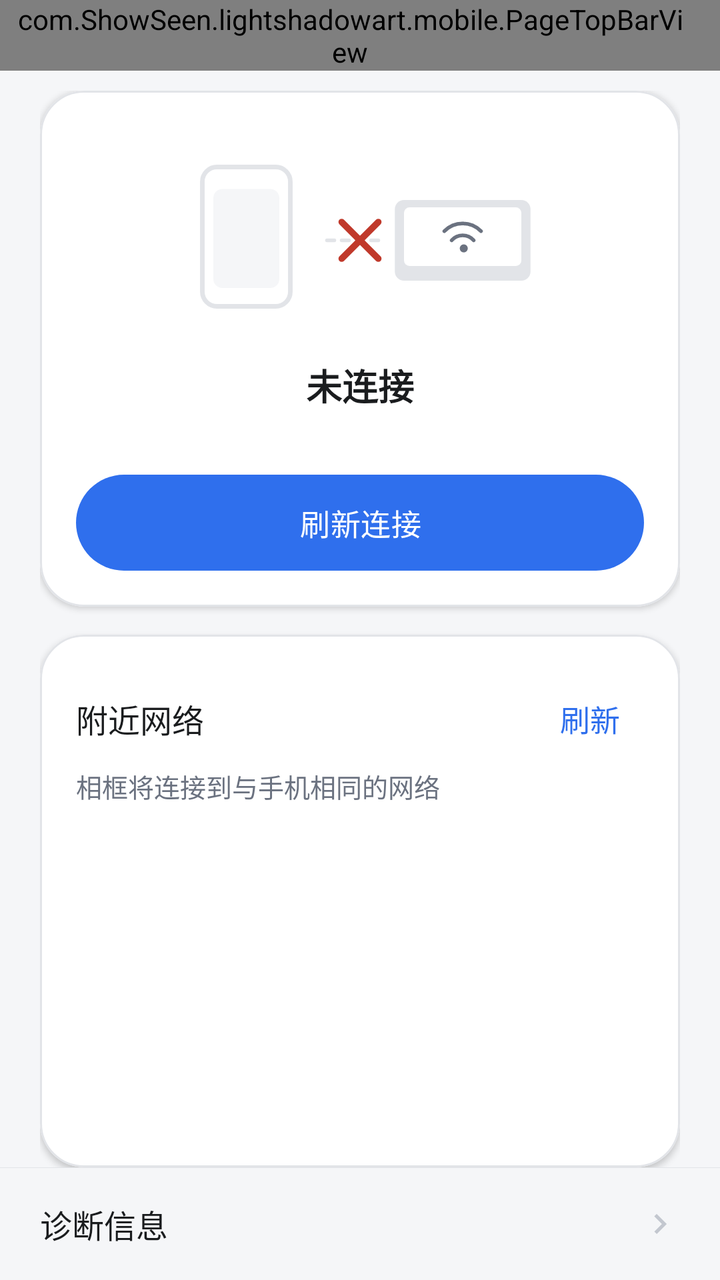
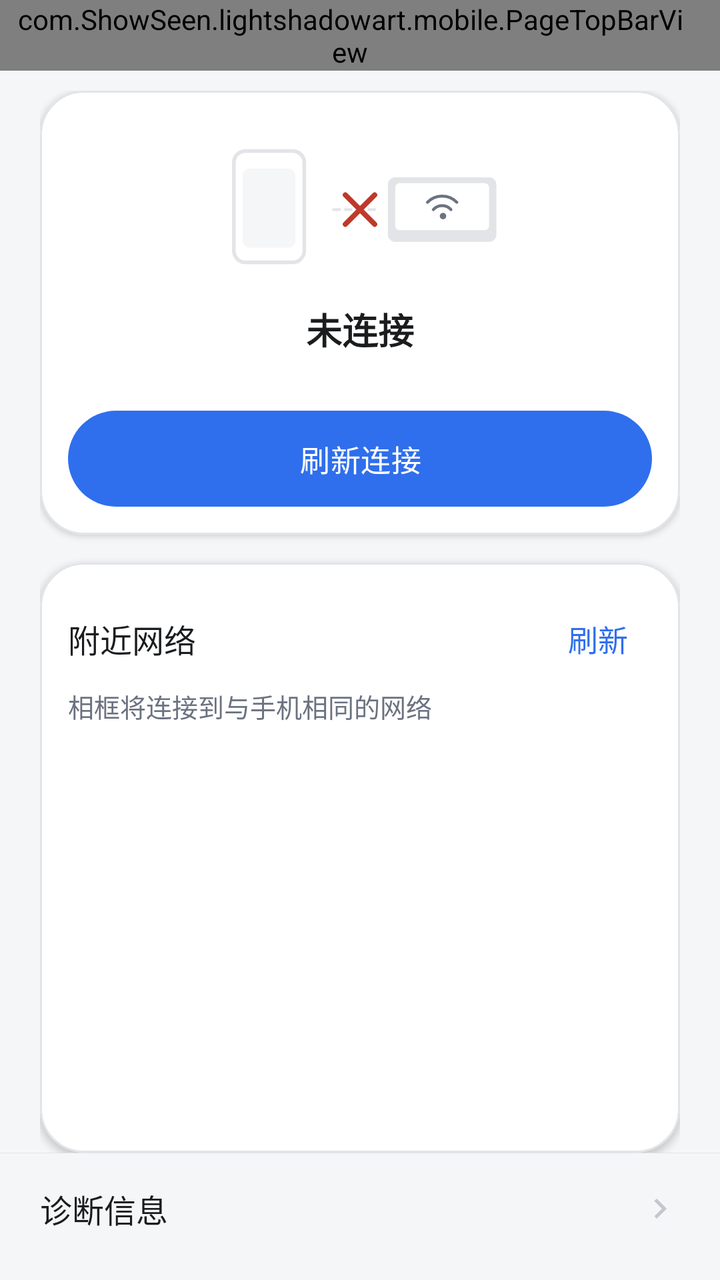

Before-and-after screenshots of an Android layout around one commit, followed by the original layout XML and the change that was made.
<!-- AndroidManifest.xml: application theme Theme.LightShadowArtPhone -->
<!-- res/layout/activity_network.xml -->
<?xml version="1.0" encoding="utf-8"?>
<LinearLayout xmlns:android="http://schemas.android.com/apk/res/android"
    xmlns:app="http://schemas.android.com/apk/res-auto"
    android:layout_width="match_parent"
    android:layout_height="match_parent"
    android:background="@color/app_bg"
    android:orientation="vertical">

    <com.ShowSeen.lightshadowart.mobile.PageTopBarView
        android:id="@+id/network_top_bar"
        android:layout_width="match_parent"
        android:layout_height="wrap_content"
        android:paddingStart="8dp"
        android:paddingEnd="@dimen/card_padding" />

    <LinearLayout
        android:layout_width="match_parent"
        android:layout_height="0dp"
        android:layout_weight="1"
        android:orientation="vertical"
        android:paddingStart="@dimen/page_horizontal_padding"
        android:paddingTop="@dimen/item_gap"
        android:paddingEnd="@dimen/page_horizontal_padding">

        
        <com.google.android.material.card.MaterialCardView
            style="@style/SurfaceCard"
            android:layout_width="match_parent"
            android:layout_height="wrap_content">

            <LinearLayout
                android:layout_width="match_parent"
                android:layout_height="wrap_content"
                android:gravity="center_horizontal"
                android:orientation="vertical"
                android:padding="@dimen/card_padding">

                
                <ImageView
                    android:id="@+id/iv_network_illustration"
                    android:layout_width="match_parent"
                    android:layout_height="110dp"
                    android:contentDescription="@null"
                    android:scaleType="centerInside"
                    android:src="@drawable/ic_network_link_off" />

                <TextView
                    android:id="@+id/tv_network_state"
                    style="@style/Text.TitleMedium"
                    android:layout_width="wrap_content"
                    android:layout_height="wrap_content"
                    android:layout_marginTop="6dp"
                    android:gravity="center"
                    android:text="@string/network_state_disconnected" />

                <TextView
                    android:id="@+id/tv_network_device"
                    style="@style/Text.Body"
                    android:layout_width="match_parent"
                    android:layout_height="wrap_content"
                    android:layout_marginTop="2dp"
                    android:ellipsize="middle"
                    android:gravity="center"
                    android:maxLines="1"
                    android:visibility="gone" />

                <TextView
                    android:id="@+id/tv_network_note"
                    style="@style/Text.Hint"
                    android:layout_width="match_parent"
                    android:layout_height="wrap_content"
                    android:layout_marginTop="4dp"
                    android:gravity="center" />

                <com.google.android.material.button.MaterialButton
                    android:id="@+id/btn_network_reconnect"
                    style="@style/PillButton"
                    android:layout_width="match_parent"
                    android:layout_height="wrap_content"
                    android:layout_marginTop="@dimen/item_gap"
                    android:text="@string/action_refresh" />
            </LinearLayout>
        </com.google.android.material.card.MaterialCardView>

        
        <com.google.android.material.card.MaterialCardView
            style="@style/SurfaceCard"
            android:layout_width="match_parent"
            android:layout_height="0dp"
            android:layout_marginTop="@dimen/section_gap"
            android:layout_weight="1">

            <LinearLayout
                android:layout_width="match_parent"
                android:layout_height="match_parent"
                android:orientation="vertical"
                android:paddingStart="@dimen/card_padding"
                android:paddingTop="@dimen/card_padding"
                android:paddingEnd="@dimen/card_padding"
                android:paddingBottom="8dp">

                <LinearLayout
                    android:layout_width="match_parent"
                    android:layout_height="wrap_content"
                    android:gravity="center_vertical"
                    android:orientation="horizontal">

                    <TextView
                        style="@style/Text.RowTitle"
                        android:layout_width="0dp"
                        android:layout_height="wrap_content"
                        android:layout_weight="1"
                        android:text="@string/network_nearby_title" />

                    <TextView
                        android:id="@+id/btn_network_refresh"
                        style="@style/Text.Body"
                        android:layout_width="wrap_content"
                        android:layout_height="wrap_content"
                        android:gravity="center"
                        android:minWidth="48dp"
                        android:minHeight="48dp"
                        android:paddingStart="12dp"
                        android:paddingEnd="12dp"
                        android:text="@string/network_refresh"
                        android:textColor="@color/primary_blue" />
                </LinearLayout>

                <TextView
                    style="@style/Text.Hint"
                    android:layout_width="match_parent"
                    android:layout_height="wrap_content"
                    android:text="@string/network_nearby_hint" />

                <TextView
                    android:id="@+id/tv_network_list_hint"
                    style="@style/Text.Hint"
                    android:layout_width="match_parent"
                    android:layout_height="wrap_content"
                    android:layout_marginTop="@dimen/item_gap"
                    android:visibility="gone" />

                <ScrollView
                    android:id="@+id/scroll_networks"
                    android:layout_width="match_parent"
                    android:layout_height="0dp"
                    android:layout_marginTop="4dp"
                    android:layout_weight="1"
                    android:fadeScrollbars="false"
                    android:fillViewport="true"
                    android:scrollbarStyle="insideOverlay"
                    android:scrollbars="vertical">

                    <LinearLayout
                        android:id="@+id/list_networks"
                        android:layout_width="match_parent"
                        android:layout_height="wrap_content"
                        android:orientation="vertical" />
                </ScrollView>
            </LinearLayout>
        </com.google.android.material.card.MaterialCardView>
    </LinearLayout>

    
    <View
        android:layout_width="match_parent"
        android:layout_height="1px"
        android:background="@color/divider_stroke" />

    <LinearLayout
        android:id="@+id/row_network_diagnostics"
        style="@style/Settings.Row.Clickable"
        android:layout_width="match_parent"
        android:layout_height="56dp"
        android:paddingStart="@dimen/page_horizontal_padding"
        android:paddingEnd="@dimen/page_horizontal_padding">

        <TextView
            style="@style/Text.RowTitle"
            android:layout_width="0dp"
            android:layout_height="wrap_content"
            android:layout_weight="1"
            android:text="@string/network_diagnostics_title" />

        <ImageView
            android:layout_width="20dp"
            android:layout_height="20dp"
            android:contentDescription="@null"
            android:src="@drawable/ic_chevron_right" />
    </LinearLayout>
</LinearLayout>
<!-- resources referenced by this layout -->
<resources>
  <color name="app_bg">#F5F6F8</color>
  <color name="divider_stroke">#E2E4E8</color>
  <color name="primary_blue">#2F6FED</color>
  <dimen name="card_padding">18dp</dimen>
  <dimen name="item_gap">10dp</dimen>
  <dimen name="page_horizontal_padding">20dp</dimen>
  <dimen name="section_gap">14dp</dimen>
  <!-- drawable ic_chevron_right (drawable) -->
  <?xml version="1.0" encoding="utf-8"?>
  <vector xmlns:android="http://schemas.android.com/apk/res/android"
      android:width="20dp"
      android:height="20dp"
      android:viewportWidth="24"
      android:viewportHeight="24">
      <path
          android:fillColor="@color/icon_muted"
          android:pathData="M10,6L8.59,7.41 13.17,12l-4.58,4.59L10,18l6,-6z" />
  </vector>
  <string name="action_refresh">刷新连接</string>
  <string name="network_diagnostics_title">诊断信息</string>
  <string name="network_nearby_hint">相框将连接到与手机相同的网络</string>
  <string name="network_nearby_title">附近网络</string>
  <string name="network_refresh">刷新</string>
  <string name="network_state_disconnected">未连接</string>
  <style name="Settings.Row.Clickable" parent="Settings.Row">
          <item name="android:clickable">true</item>
          <item name="android:focusable">true</item>
          <item name="android:background">?attr/selectableItemBackground</item>
      </style>
  <style name="SurfaceCard" parent="Widget.Material3.CardView.Elevated">
          <item name="cardBackgroundColor">@color/card_bg</item>
          <item name="cardCornerRadius">@dimen/corner_large</item>
          <item name="cardElevation">@dimen/card_elevation</item>
          <item name="strokeColor">@color/divider_stroke</item>
          <item name="strokeWidth">@dimen/divider_width</item>
      </style>
  <style name="Text.Body" parent="">
          <item name="android:textColor">@color/text_primary</item>
          <item name="android:textSize">@dimen/text_body</item>
          <item name="android:lineSpacingMultiplier">1.15</item>
      </style>
  <style name="Text.Hint" parent="">
          <item name="android:textColor">@color/text_secondary</item>
          <item name="android:textSize">@dimen/text_hint</item>
      </style>
  <style name="Text.RowTitle" parent="">
          <item name="android:textColor">@color/text_primary</item>
          <item name="android:textSize">@dimen/text_row_title</item>
      </style>
  <style name="Text.TitleMedium" parent="">
          <item name="android:textColor">@color/text_primary</item>
          <item name="android:textSize">@dimen/text_title_medium</item>
          <item name="android:textStyle">bold</item>
      </style>
  <color name="icon_muted">@color/text_disabled</color>
  <color name="card_bg">#FFFFFF</color>
  <color name="text_secondary">#6B7280</color>
  <color name="status_destructive">#C0392B</color>
  <dimen name="touch_min_height">48dp</dimen>
  <dimen name="text_button">15sp</dimen>
  <dimen name="corner_pill">28dp</dimen>
  <dimen name="corner_large">22dp</dimen>
  <dimen name="card_elevation">2dp</dimen>
  <dimen name="divider_width">1dp</dimen>
  <color name="text_primary">#1A1C1E</color>
  <dimen name="text_body">15sp</dimen>
  <dimen name="text_hint">13sp</dimen>
  <dimen name="text_row_title">16sp</dimen>
  <dimen name="text_title_medium">18sp</dimen>
  <color name="on_primary">#FFFFFF</color>
  <color name="primary_soft">#E9EFFD</color>
  <color name="card_tint">#F5F6F8</color>
  <color name="text_disabled">#C3C7CF</color>
  <!-- unchanged entries left out for length: 4 -->
</resources>

<!-- the commit's change to res/layout/activity_network.xml (unified diff, before → after) -->
@@ -33,13 +33,13 @@
                 android:layout_height="wrap_content"
                 android:gravity="center_horizontal"
                 android:orientation="vertical"
-                android:padding="@dimen/card_padding">
+                android:padding="@dimen/card_padding_compact">
 
                 
                 <ImageView
                     android:id="@+id/iv_network_illustration"
                     android:layout_width="match_parent"
-                    android:layout_height="110dp"
+                    android:layout_height="@dimen/network_illustration_height"
                     android:contentDescription="@null"
                     android:scaleType="centerInside"
                     android:src="@drawable/ic_network_link_off" />
@@ -49,7 +49,7 @@
                     style="@style/Text.TitleMedium"
                     android:layout_width="wrap_content"
                     android:layout_height="wrap_content"
-                    android:layout_marginTop="6dp"
+                    android:layout_marginTop="4dp"
                     android:gravity="center"
                     android:text="@string/network_state_disconnected" />
 
@@ -69,7 +69,7 @@
                     style="@style/Text.Hint"
                     android:layout_width="match_parent"
                     android:layout_height="wrap_content"
-                    android:layout_marginTop="4dp"
+                    android:layout_marginTop="2dp"
                     android:gravity="center" />
 
                 <com.google.android.material.button.MaterialButton
@@ -77,7 +77,7 @@
                     style="@style/PillButton"
                     android:layout_width="match_parent"
                     android:layout_height="wrap_content"
-                    android:layout_marginTop="@dimen/item_gap"
+                    android:layout_marginTop="8dp"
                     android:text="@string/action_refresh" />
             </LinearLayout>
         </com.google.android.material.card.MaterialCardView>
@@ -94,10 +94,10 @@
                 android:layout_width="match_parent"
                 android:layout_height="match_parent"
                 android:orientation="vertical"
-                android:paddingStart="@dimen/card_padding"
-                android:paddingTop="@dimen/card_padding"
-                android:paddingEnd="@dimen/card_padding"
-                android:paddingBottom="8dp">
+                android:paddingStart="@dimen/card_padding_compact"
+                android:paddingTop="@dimen/card_padding_compact"
+                android:paddingEnd="@dimen/card_padding_compact"
+                android:paddingBottom="6dp">
 
                 <LinearLayout
                     android:layout_width="match_parent"
@@ -137,14 +137,14 @@
                     style="@style/Text.Hint"
                     android:layout_width="match_parent"
                     android:layout_height="wrap_content"
-                    android:layout_marginTop="@dimen/item_gap"
+                    android:layout_marginTop="6dp"
                     android:visibility="gone" />
 
                 <ScrollView
                     android:id="@+id/scroll_networks"
                     android:layout_width="match_parent"
                     android:layout_height="0dp"
-                    android:layout_marginTop="4dp"
+                    android:layout_marginTop="2dp"
                     android:layout_weight="1"
                     android:fadeScrollbars="false"
                     android:fillViewport="true"
@@ -171,9 +171,11 @@
         android:id="@+id/row_network_diagnostics"
         style="@style/Settings.Row.Clickable"
         android:layout_width="match_parent"
-        android:layout_height="56dp"
+        android:layout_height="wrap_content"
         android:paddingStart="@dimen/page_horizontal_padding"
-        android:paddingEnd="@dimen/page_horizontal_padding">
+        android:paddingTop="@dimen/network_bottom_bar_top_padding"
+        android:paddingEnd="@dimen/page_horizontal_padding"
+        android:paddingBottom="@dimen/network_bottom_bar_bottom_padding">
 
         <TextView
             style="@style/Text.RowTitle"
<!-- resource entries referenced after the edit -->
@@ -4,7 +4,11 @@
   <color name="divider_stroke">#E2E4E8</color>
   <color name="primary_blue">#2F6FED</color>
   <dimen name="card_padding">18dp</dimen>
+  <dimen name="card_padding_compact">14dp</dimen>
   <dimen name="item_gap">10dp</dimen>
+  <dimen name="network_bottom_bar_bottom_padding">24dp</dimen>
+  <dimen name="network_bottom_bar_top_padding">16dp</dimen>
+  <dimen name="network_illustration_height">88dp</dimen>
   <dimen name="page_horizontal_padding">20dp</dimen>
   <dimen name="section_gap">14dp</dimen>
   <!-- drawable ic_chevron_right (drawable) -->
